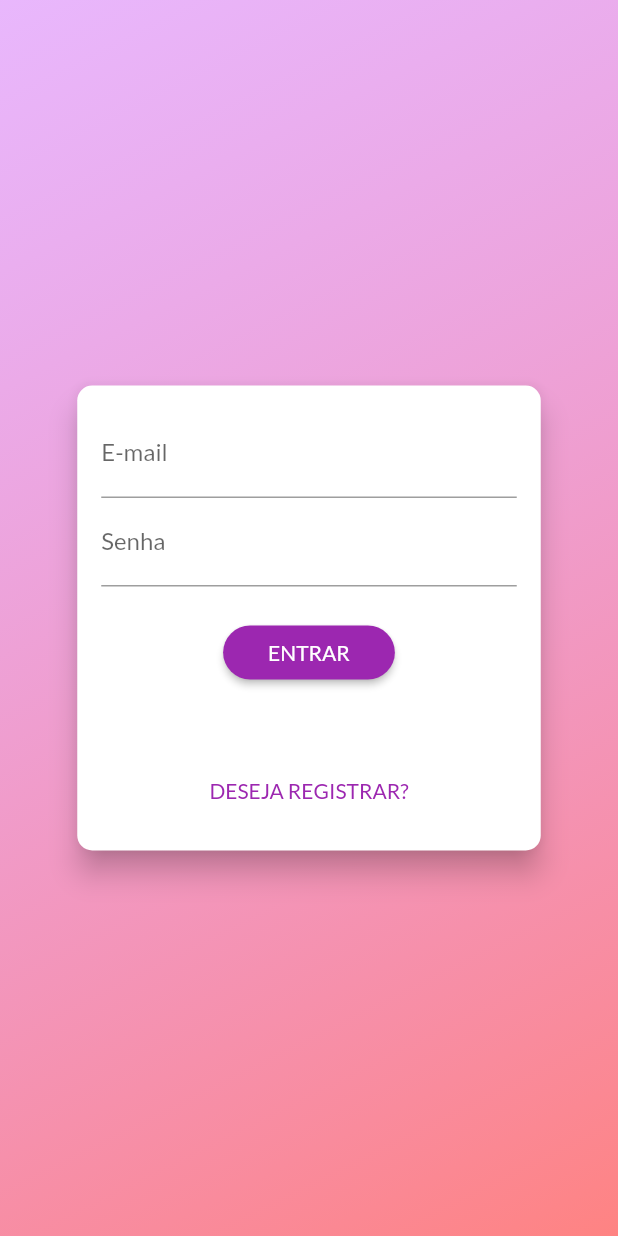
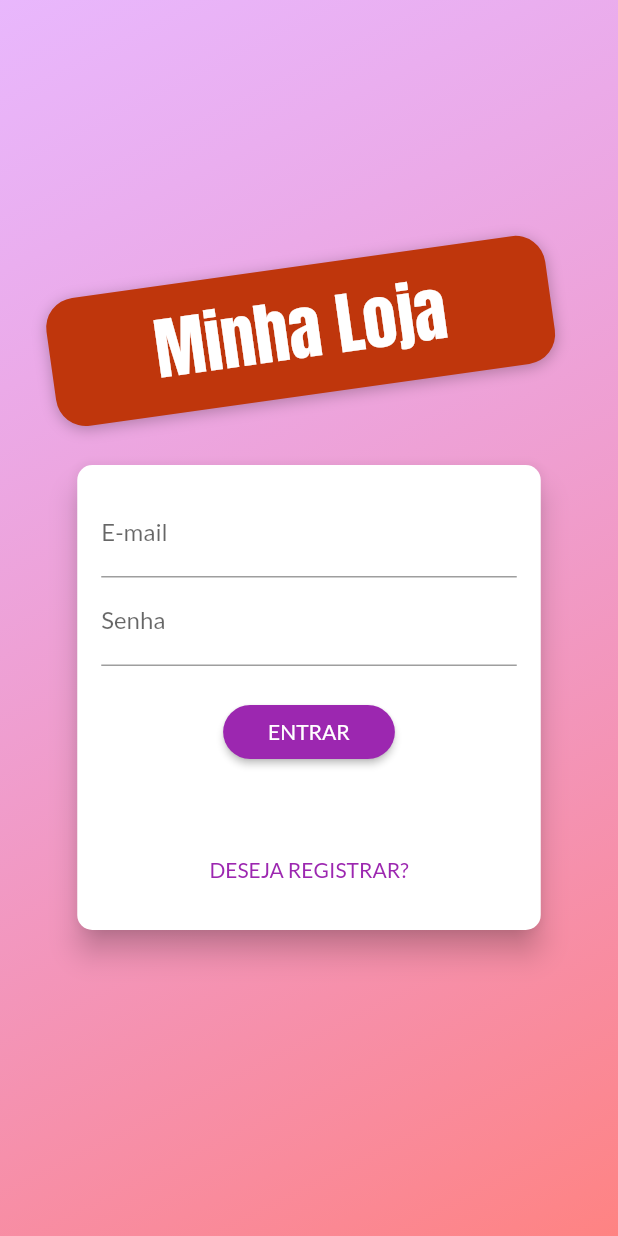
Before and after one commit to lucas-salles/flutter-examples, a Flutter app: the screen it shows after launch, on a phone screen of 412 x 824 dp. Run offline on Flutter 3.47's test engine with Material 2 defaults, Android fonts, the phone set to English and light mode, and no system bars; our stand-ins replace flutter_mobx, flutter_multi_formatter, font_awesome_flutter, google_fonts, google_maps_flutter, image_picker and 6 more; accounts and stored records are empty; generated files the repository leaves out were written again.

Commit message:
Shop app: correção auth page

```diff
--- a/shop/lib/pages/auth_page.dart
+++ b/shop/lib/pages/auth_page.dart
@@ -8,6 +8,8 @@ class AuthPage extends StatelessWidget {
 
   @override
   Widget build(BuildContext context) {
+    bool isKeyboardVisible = MediaQuery.of(context).viewInsets.bottom != 0;
+
     return Scaffold(
       body: Stack(
         children: [
@@ -24,34 +26,36 @@ class AuthPage extends StatelessWidget {
             child: Column(
               mainAxisAlignment: MainAxisAlignment.center,
               crossAxisAlignment: CrossAxisAlignment.center,
-              children: const [
-                // Container(
-                //   margin: const EdgeInsets.only(bottom: 20),
-                //   padding: const EdgeInsets.symmetric(
-                //     horizontal: 70,
-                //     vertical: 10,
-                //   ),
-                //   transform: Matrix4.rotationZ(-8 * pi / 180)..translate(-10.0),
-                //   decoration: BoxDecoration(
-                //     borderRadius: BorderRadius.circular(20),
-                //     color: Colors.deepOrange.shade900,
-                //     boxShadow: const [
-                //       BoxShadow(
-                //         blurRadius: 8,
-                //         color: Colors.black26,
-                //         offset: Offset(0, 2),
-                //       ),
-                //     ],
-                //   ),
-                //   child: const Text(
-                //     'Minha Loja',
-                //     style: TextStyle(
-                //       fontSize: 45,
-                //       fontFamily: 'Anton',
-                //       color: Colors.white,
-                //     ),
-                //   ),
-                // ),
+              children: [
+                if (!isKeyboardVisible)
+                  Container(
+                    margin: const EdgeInsets.only(bottom: 20),
+                    padding: const EdgeInsets.symmetric(
+                      horizontal: 70,
+                      vertical: 10,
+                    ),
+                    transform: Matrix4.rotationZ(-8 * pi / 180)
+                      ..translate(-10.0),
+                    decoration: BoxDecoration(
+                      borderRadius: BorderRadius.circular(20),
+                      color: Colors.deepOrange.shade900,
+                      boxShadow: const [
+                        BoxShadow(
+                          blurRadius: 8,
+                          color: Colors.black26,
+                          offset: Offset(0, 2),
+                        ),
+                      ],
+                    ),
+                    child: const Text(
+                      'Minha Loja',
+                      style: TextStyle(
+                        fontSize: 45,
+                        fontFamily: 'Anton',
+                        color: Colors.white,
+                      ),
+                    ),
+                  ),
                 AuthForm(),
               ],
             ),
```
